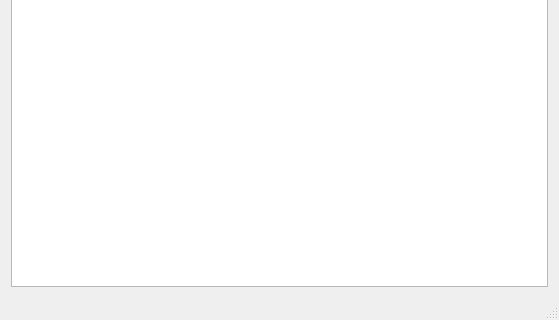
Before: the Qt Designer form mainwindow.ui in maximillian2/forganiser, drawn with Qt 5; both pictures show x 0 to 559 and y 146 to 466 of the 559 by 466 pixel window.
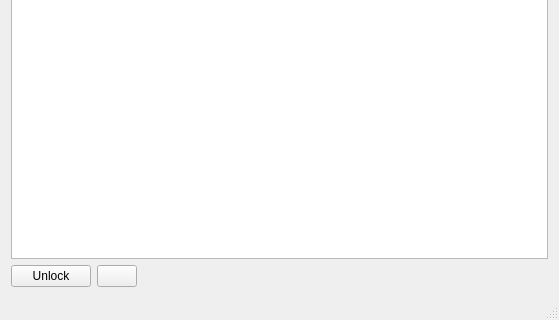
After: the same form once the commit is applied.

Commit message: added editing feature, add_button with icon, fixed statusbar

Patch:
```diff
--- a/mainwindow.ui
+++ b/mainwindow.ui
@@ -20,7 +20,7 @@
    <string>Forganiser</string>
   </property>
   <widget class="QWidget" name="centralWidget">
-   <layout class="QHBoxLayout" name="horizontalLayout">
+   <layout class="QVBoxLayout" name="verticalLayout_2">
     <item>
      <layout class="QHBoxLayout" name="horizontalLayout_2">
       <item>
@@ -32,6 +32,40 @@
       </item>
      </layout>
     </item>
+    <item>
+     <layout class="QHBoxLayout" name="horizontalLayout">
+      <item>
+       <widget class="QPushButton" name="unlockButton">
+        <property name="text">
+         <string>Unlock</string>
+        </property>
+        <property name="checkable">
+         <bool>true</bool>
+        </property>
+       </widget>
+      </item>
+      <item>
+       <widget class="QPushButton" name="addButton">
+        <property name="text">
+         <string/>
+        </property>
+       </widget>
+      </item>
+      <item>
+       <spacer name="horizontalSpacer">
+        <property name="orientation">
+         <enum>Qt::Horizontal</enum>
+        </property>
+        <property name="sizeHint" stdset="0">
+         <size>
+          <width>40</width>
+          <height>20</height>
+         </size>
+        </property>
+       </spacer>
+      </item>
+     </layout>
+    </item>
    </layout>
   </widget>
   <widget class="QStatusBar" name="statusBar"/>
```
The commit also changes 5 other files.
